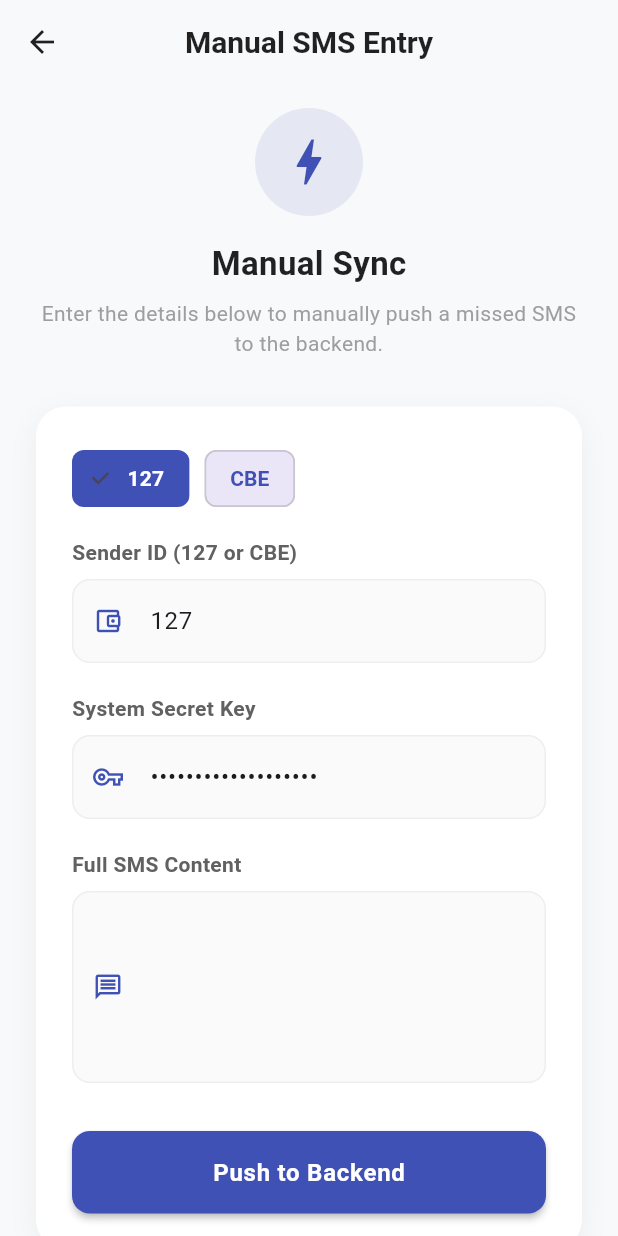
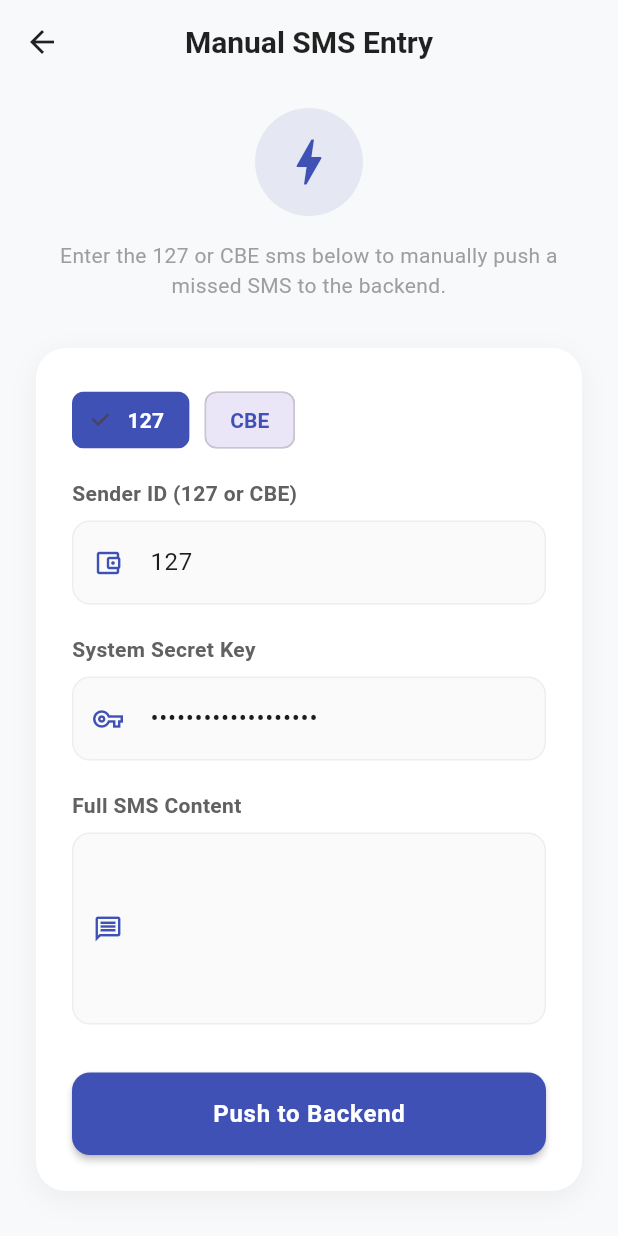
Before and after one commit to joel-2112/eyu_bingo_sms, a Flutter app: the ManualSyncScreen screen opened directly, on a phone screen of 412 x 824 dp. Run offline on Flutter 3.47's test engine with Material 3 defaults, Android fonts, the phone set to English and light mode, and no system bars; our stand-ins replace dio; missing offline and left inert: another_telephony, workmanager; network calls fail.

Commit message:
icons change

```diff
--- a/lib/screens/main_scaffold.dart
+++ b/lib/screens/main_scaffold.dart
@@ -1,6 +1,7 @@
 import 'package:flutter/material.dart';
 import 'home_screen.dart';
 import 'withdraw_request_screen.dart';
+import 'manage_rooms_screen.dart';
 import 'manual_sync_screen.dart';
 import 'user_list_screen.dart';
 class MainScaffold extends StatefulWidget {
@@ -16,6 +17,7 @@ class _MainScaffoldState extends State<MainScaffold> {
   final List<Widget> _screens = [
     const HomeScreen(),
     const WithdrawRequestScreen(),
+    const ManageRoomsScreen(),
     const UserListScreen(),
     const ManualSyncScreen(),
   ];
@@ -70,10 +72,11 @@ class _MainScaffoldState extends State<MainScaffold> {
               type: BottomNavigationBarType.fixed,
               elevation: 0,
               items: [
-                _buildNavItem(Icons.sync_alt_rounded, 'Messages', 0),
+                _buildNavItem(Icons.sms_rounded, 'Messages', 0),
                 _buildNavItem(Icons.account_balance_wallet_rounded, 'Withdraw', 1),
-                _buildNavItem(Icons.people_alt_rounded, 'Users', 2),
-                _buildNavItem(Icons.add_box_rounded, 'Manual', 3),
+                _buildNavItem(Icons.add_box_rounded, 'Rooms', 2),
+                _buildNavItem(Icons.people_alt_rounded, 'Users', 3),
+                _buildNavItem(Icons.sync_alt_rounded, 'Sync', 4),
               ],
             ),
           ),
@@ -96,7 +99,7 @@ class _MainScaffoldState extends State<MainScaffold> {
         ),
         child: Icon(
           icon,
-          size: isSelected ? 26 : 22,
+          size:22,
         ),
       ),
       label: label,
--- a/lib/screens/manual_sync_screen.dart
+++ b/lib/screens/manual_sync_screen.dart
@@ -99,16 +99,7 @@ class _ManualSyncScreenState extends State<ManualSyncScreen> {
             ),
             const SizedBox(height: 16),
             const Text(
-              "Manual Sync",
-              style: TextStyle(
-                fontSize: 22,
-                fontWeight: FontWeight.bold,
-                color: Colors.black87,
-              ),
-            ),
-            const SizedBox(height: 8),
-            const Text(
-              "Enter the details below to manually push a missed SMS to the backend.",
+              "Enter the 127 or CBE sms below to manually push a missed SMS to the backend.",
               textAlign: TextAlign.center,
               style: TextStyle(color: Colors.grey, fontSize: 14),
             ),
```
Also changed, not shown: lib/screens/manage_rooms_screen.dart (added, +14 -0 lines), assets/images/app_icon.png, assets/images/splash_icon.png, 58 other files.
